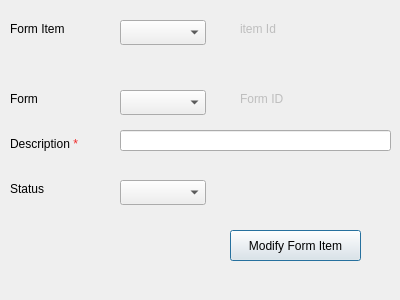
First picture: the form in presentation/authorization_ui/modifyFormItem.ui, repository shymaa123456/HyperPOS2020, before the edit.
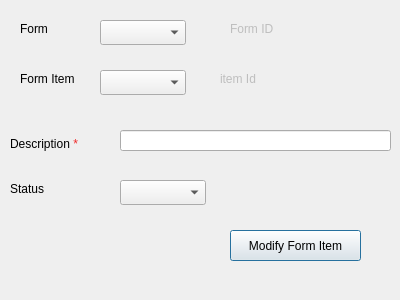
Second picture: the form after the edit.

Diff of the .ui file:
```diff
--- a/presentation/authorization_ui/modifyFormItem.ui
+++ b/presentation/authorization_ui/modifyFormItem.ui
@@ -42,8 +42,8 @@
    </property>
    <property name="geometry">
     <rect>
-     <x>120</x>
-     <y>90</y>
+     <x>100</x>
+     <y>20</y>
      <width>86</width>
      <height>25</height>
     </rect>
@@ -52,8 +52,8 @@
   <widget class="QLabel" name="label_2">
    <property name="geometry">
     <rect>
-     <x>10</x>
-     <y>90</y>
+     <x>20</x>
+     <y>20</y>
      <width>67</width>
      <height>17</height>
     </rect>
@@ -81,8 +81,8 @@
    </property>
    <property name="geometry">
     <rect>
-     <x>240</x>
-     <y>90</y>
+     <x>230</x>
+     <y>20</y>
      <width>141</width>
      <height>17</height>
     </rect>
@@ -110,8 +110,8 @@
    </property>
    <property name="geometry">
     <rect>
-     <x>240</x>
-     <y>20</y>
+     <x>220</x>
+     <y>70</y>
      <width>141</width>
      <height>17</height>
     </rect>
@@ -126,8 +126,8 @@
   <widget class="QLabel" name="label_5">
    <property name="geometry">
     <rect>
-     <x>10</x>
-     <y>20</y>
+     <x>20</x>
+     <y>70</y>
      <width>71</width>
      <height>17</height>
     </rect>
@@ -139,8 +139,8 @@
   <widget class="QComboBox" name="CMB_formItemName">
    <property name="geometry">
     <rect>
-     <x>120</x>
-     <y>20</y>
+     <x>100</x>
+     <y>70</y>
      <width>86</width>
      <height>25</height>
     </rect>
```
